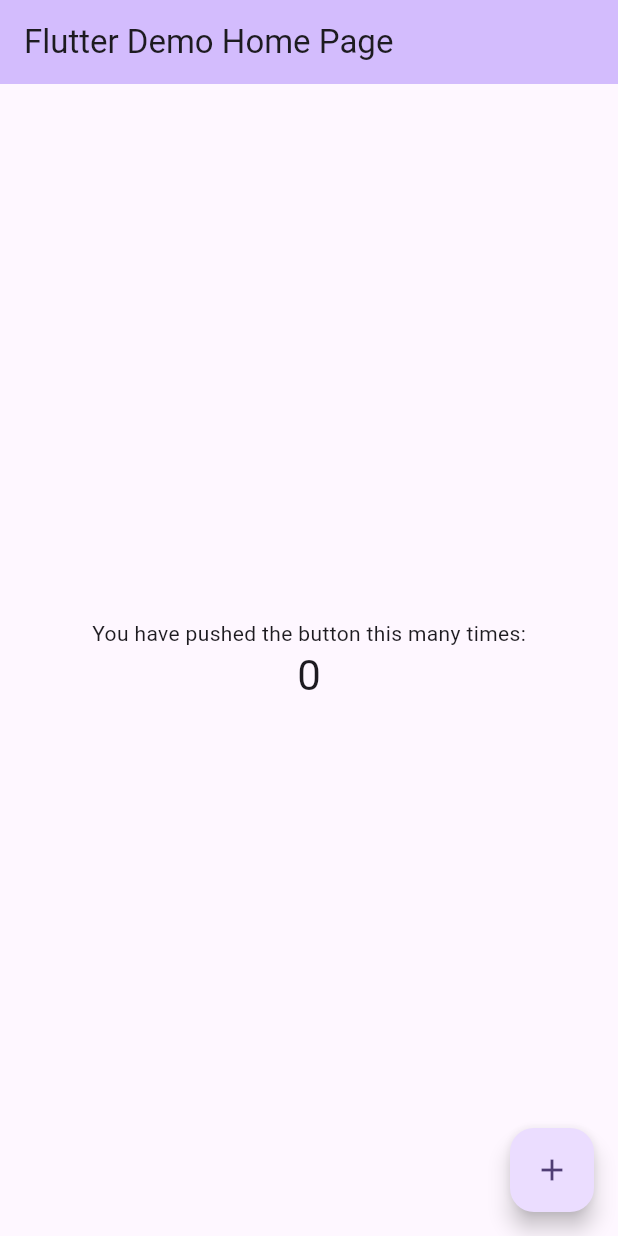
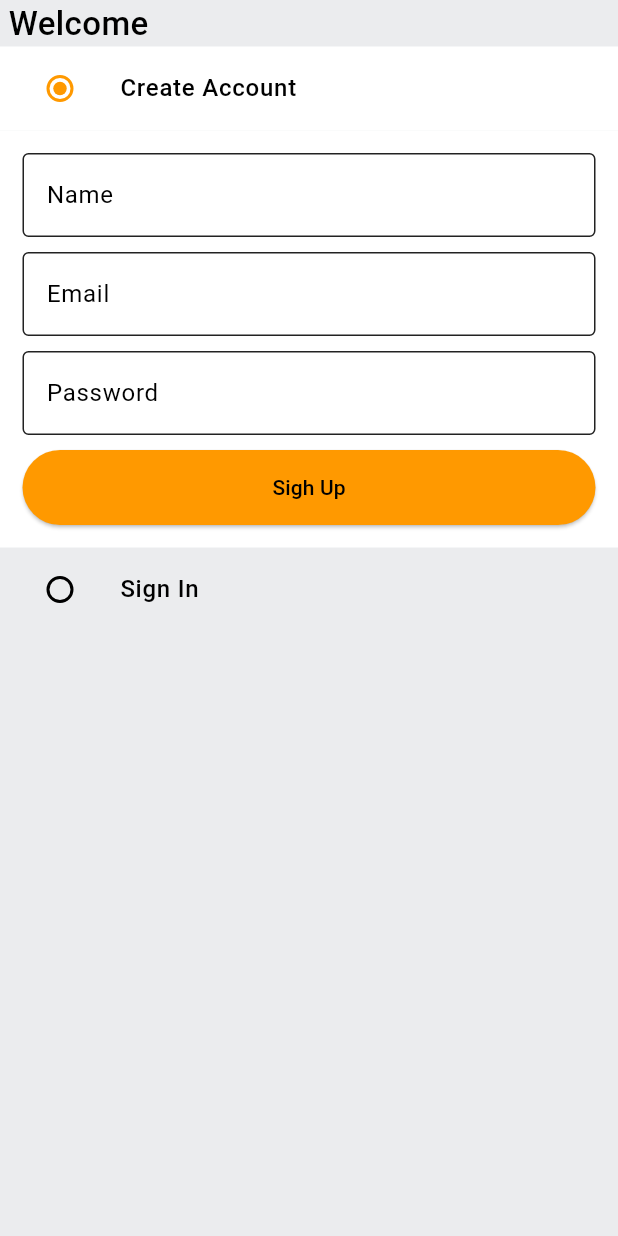
Before and after one commit to vishnuprasad0/amazon_clone, a Flutter app: the screen it shows after launch, on a phone screen of 412 x 824 dp. Run offline on Flutter 3.47's test engine with Material 2 defaults, Android fonts, the phone set to English and light mode, and no system bars.

Commit message:
sign in signup screens,node server configs done

```diff
--- /dev/null
+++ b/lib/common/widgets/custombotton.dart
@@ -0,0 +1,30 @@
+import 'package:flutter/material.dart';
+
+class CustomButton extends StatelessWidget {
+  final String text;
+  final VoidCallback onTap;
+  final Color? color;
+  const CustomButton({
+    Key? key,
+    required this.text,
+    required this.onTap,
+    this.color,
+  }) : super(key: key);
+
+  @override
+  Widget build(BuildContext context) {
+    return ElevatedButton(
+      onPressed: onTap,
+      style: ElevatedButton.styleFrom(
+        minimumSize: const Size(double.infinity, 50),
+        backgroundColor: color,
+      ),
+      child: Text(
+        text,
+        style: TextStyle(
+          color: color == null ? Colors.white : Colors.black,
+        ),
+      ),
+    );
+  }
+}
--- /dev/null
+++ b/lib/common/widgets/customtextfield.dart
@@ -0,0 +1,37 @@
+import 'package:flutter/material.dart';
+
+class CustomTextField extends StatelessWidget {
+  final TextEditingController controller;
+  final String hintText;
+  final int maxLines;
+  const CustomTextField({
+    Key? key,
+    required this.controller,
+    required this.hintText,
+    this.maxLines = 1,
+  }) : super(key: key);
+
+  @override
+  Widget build(BuildContext context) {
+    return TextFormField(
+      controller: controller,
+      decoration: InputDecoration(
+          hintText: hintText,
+          border: const OutlineInputBorder(
+              borderSide: BorderSide(
+            color: Colors.black87,
+          )),
+          enabledBorder: const OutlineInputBorder(
+              borderSide: BorderSide(
+            color: Colors.black87,
+          ))),
+      validator: (val) {
+        if (val == null || val.isEmpty) {
+          return 'Enter your $hintText';
+        }
+        return null;
+      },
+      maxLines: maxLines,
+    );
+  }
+}
--- /dev/null
+++ b/lib/constants/global_variables.dart
@@ -0,0 +1,52 @@
+import 'package:flutter/material.dart';
+
+String uri = 'http://<yourip>:3000';
+
+class GlobalVariables {
+  // COLORS
+  static const appBarGradient = LinearGradient(
+    colors: [
+      Color.fromARGB(255, 29, 201, 192),
+      Color.fromARGB(255, 125, 221, 216),
+    ],
+    stops: [0.5, 1.0],
+  );
+
+  static const secondaryColor = Color.fromRGBO(255, 153, 0, 1);
+  static const backgroundColor = Colors.white;
+  static const Color greyBackgroundColor = Color(0xffebecee);
+  static var selectedNavBarColor = Colors.cyan[800]!;
+  static const unselectedNavBarColor = Colors.black87;
+
+  // STATIC IMAGES
+  static const List<String> carouselImages = [
+    'https://images-eu.ssl-images-amazon.com/images/G/31/img21/Wireless/WLA/TS/D37847648_Accessories_savingdays_Jan22_Cat_PC_1500.jpg',
+    'https://images-eu.ssl-images-amazon.com/images/G/31/img2021/Vday/bwl/English.jpg',
+    'https://images-eu.ssl-images-amazon.com/images/G/31/img22/Wireless/AdvantagePrime/BAU/14thJan/D37196025_IN_WL_AdvantageJustforPrime_Jan_Mob_ingress-banner_1242x450.jpg',
+    'https://images-na.ssl-images-amazon.com/images/G/31/Symbol/2020/00NEW/1242_450Banners/PL31_copy._CB432483346_.jpg',
+    'https://images-na.ssl-images-amazon.com/images/G/31/img21/shoes/September/SSW/pc-header._CB641971330_.jpg',
+  ];
+
+  static const List<Map<String, String>> categoryImages = [
+    {
+      'title': 'Mobiles',
+      'image': 'assets/images/mobiles.jpeg',
+    },
+    {
+      'title': 'Essentials',
+      'image': 'assets/images/essentials.jpeg',
+    },
+    {
+      'title': 'Appliances',
+      'image': 'assets/images/appliances.jpeg',
+    },
+    {
+      'title': 'Books',
+      'image': 'assets/images/books.jpeg',
+    },
+    {
+      'title': 'Fashion',
+      'image': 'assets/images/fashion.jpeg',
+    },
+  ];
+}
--- /dev/null
+++ b/lib/features/auth/screens/auth_screen.dart
@@ -0,0 +1,145 @@
+import 'package:amazon_clone/common/widgets/custombotton.dart';
+import 'package:amazon_clone/common/widgets/customtextfield.dart';
+import 'package:amazon_clone/constants/global_variables.dart';
+import 'package:flutter/material.dart';
+
+enum Auth { signin, signup }
+
+class AuthScreen extends StatefulWidget {
+  const AuthScreen({super.key});
+  static const routeName = '/auth-screen';
+
+  @override
+  State<AuthScreen> createState() => _AuthScreenState();
+}
+
+class _AuthScreenState extends State<AuthScreen> {
+  Auth _auth = Auth.signup;
+  final _signUpFormKey = GlobalKey<FormState>();
+  final _signInFormKey = GlobalKey<FormState>();
+  final TextEditingController _emailcontroller = TextEditingController();
+  final TextEditingController _passwordcontroller = TextEditingController();
+  final TextEditingController _namecontroller = TextEditingController();
+
+  @override
+  void dispose() {
+    _emailcontroller.dispose();
+    _passwordcontroller.dispose();
+    _namecontroller.dispose();
+    super.dispose();
+  }
+
+  Widget build(BuildContext context) {
+    return Scaffold(
+        backgroundColor: GlobalVariables.greyBackgroundColor,
+        body: SafeArea(
+          child: SingleChildScrollView(
+            child: Column(
+              crossAxisAlignment: CrossAxisAlignment.start,
+              children: [
+                const Text(
+                  ' Welcome',
+                  style: TextStyle(fontSize: 22, fontWeight: FontWeight.w500),
+                ),
+                ListTile(
+                  tileColor: _auth == Auth.signup
+                      ? GlobalVariables.backgroundColor
+                      : GlobalVariables.greyBackgroundColor,
+                  leading: Radio(
+                    value: Auth.signup,
+                    groupValue: _auth,
+                    onChanged: (Auth? val) {
+                      setState(() {
+                        _auth = val!;
+                      });
+                    },
+                  ),
+                  title: const Text(
+                    'Create Account',
+                    style: TextStyle(fontWeight: FontWeight.w500),
+                  ),
+                  onTap: () {},
+                ),
+                if (_auth == Auth.signup)
+                  Container(
+                    color: Colors.white,
+                    padding: const EdgeInsets.all(15),
+                    child: Form(
+                      key: _signUpFormKey,
+                      child: Column(
+                        children: [
+                          CustomTextField(
+                              controller: _namecontroller, hintText: 'Name'),
+                          const SizedBox(
+                            height: 10,
+                          ),
+                          CustomTextField(
+                              controller: _emailcontroller, hintText: 'Email'),
+                          const SizedBox(
+                            height: 10,
+                          ),
+                          CustomTextField(
+                              controller: _passwordcontroller,
+                              hintText: 'Password'),
+                          const SizedBox(height: 10),
+                          CustomButton(
+                            text: 'Sigh Up',
+                            color: GlobalVariables.secondaryColor,
+                            onTap: () {
+                              if (_signUpFormKey.currentState!.validate()) {}
+                            },
+                          ),
+                        ],
+                      ),
+                    ),
+                  ),
+                ListTile(
+                  tileColor: _auth == Auth.signin
+                      ? GlobalVariables.backgroundColor
+                      : GlobalVariables.greyBackgroundColor,
+                  leading: Radio(
+                    value: Auth.signin,
+                    groupValue: _auth,
+                    onChanged: (Auth? val) {
+                      setState(() {
+                        _auth = val!;
+                      });
+                    },
+                  ),
+                  title: const Text(
+                    'Sign In',
+                    style: TextStyle(fontWeight: FontWeight.w500),
+                  ),
+                  onTap: () {},
+                ),
+                if (_auth == Auth.signin)
+                  Container(
+                      padding: const EdgeInsets.all(8),
+                      color: GlobalVariables.backgroundColor,
+                      child: Form(
+                          child: Column(
+                        children: [
+                          CustomTextField(
+                              controller: _emailcontroller, hintText: 'Email'),
+                          const SizedBox(
+                            height: 10,
+                          ),
+                          CustomTextField(
+                              controller: _passwordcontroller,
+                              hintText: 'Password'),
+                          const SizedBox(height: 10),
+                          CustomButton(
+                            text: 'Sigh In',
+                            color: GlobalVariables.secondaryColor,
+                            onTap: () {
+                              if (_signUpFormKey.currentState!.validate()) {}
+                            },
+                          ),
+                        ],
+                      )))
+              ],
+            ),
+          ),
+        ));
+  }
+}
--- a/lib/main.dart
+++ b/lib/main.dart
@@ -1,3 +1,6 @@
+import 'package:amazon_clone/constants/global_variables.dart';
+import 'package:amazon_clone/features/auth/screens/auth_screen.dart';
+import 'package:amazon_clone/router.dart';
 import 'package:flutter/material.dart';
 
 void main() {
@@ -9,60 +12,19 @@ class MyApp extends StatelessWidget {
   @override
   Widget build(BuildContext context) {
     return MaterialApp(
-      title: 'amazon clone',
-      theme: ThemeData(
-        colorScheme: ColorScheme.fromSeed(seedColor: Colors.deepPurple),
-        useMaterial3: true,
-      ),
-      home: const MyHomePage(title: 'Flutter Demo Home Page'),
-    );
+        debugShowCheckedModeBanner: false,
+        title: 'amazon clone',
+        theme: ThemeData(
+          colorScheme:
+              const ColorScheme.light(primary: GlobalVariables.secondaryColor),
+          scaffoldBackgroundColor: GlobalVariables.backgroundColor,
+          appBarTheme: const AppBarTheme(
+            elevation: 0,
+            iconTheme: IconThemeData(color: Colors.black),
+          ),
+          useMaterial3: true,
+        ),
+        onGenerateRoute: (settings) => generateRoute(settings),
+        home: const AuthScreen());
   }
 }
-
-class MyHomePage extends StatefulWidget {
-  const MyHomePage({super.key, required this.title});
-  final String title;
-
-  @override
-  State<MyHomePage> createState() => _MyHomePageState();
-}
-
-class _MyHomePageState extends State<MyHomePage> {
-  int _counter = 0;
-
-  void _incrementCounter() {
-    setState(() {
-      _counter++;
-    });
-  }
-
-  @override
-  Widget build(BuildContext context) {
-    return Scaffold(
-      appBar: AppBar(
-        backgroundColor: Theme.of(context).colorScheme.inversePrimary,
-        title: Text(widget.title),
-      ),
-      body: Center(
-        child: Column(
-
-          mainAxisAlignment: MainAxisAlignment.center,
-          children: <Widget>[
-            const Text(
-              'You have pushed the button this many times:',
-            ),
-            Text(
-              '$_counter',
-              style: Theme.of(context).textTheme.headlineMedium,
-            ),
-          ],
-        ),
-      ),
-      floatingActionButton: FloatingActionButton(
-        onPressed: _incrementCounter,
-        tooltip: 'Increment',
-        child: const Icon(Icons.add),
-      ), // This trailing comma makes auto-formatting nicer for build methods.
-    );
-  }
-}
```
Also changed, not shown: assets/applepay.json (added, +33 -0 lines), assets/gpay.json (added, +37 -0 lines), lib/router.dart (added, +21 -0 lines), assets/images/amazon_in.png (added), assets/images/appliances.jpeg (added), assets/images/books.jpeg (added), assets/images/electronics.jpeg (added), assets/images/essentials.jpeg (added), assets/images/fashion.jpeg (added), assets/images/mobiles.jpeg (added), 4 other files.
